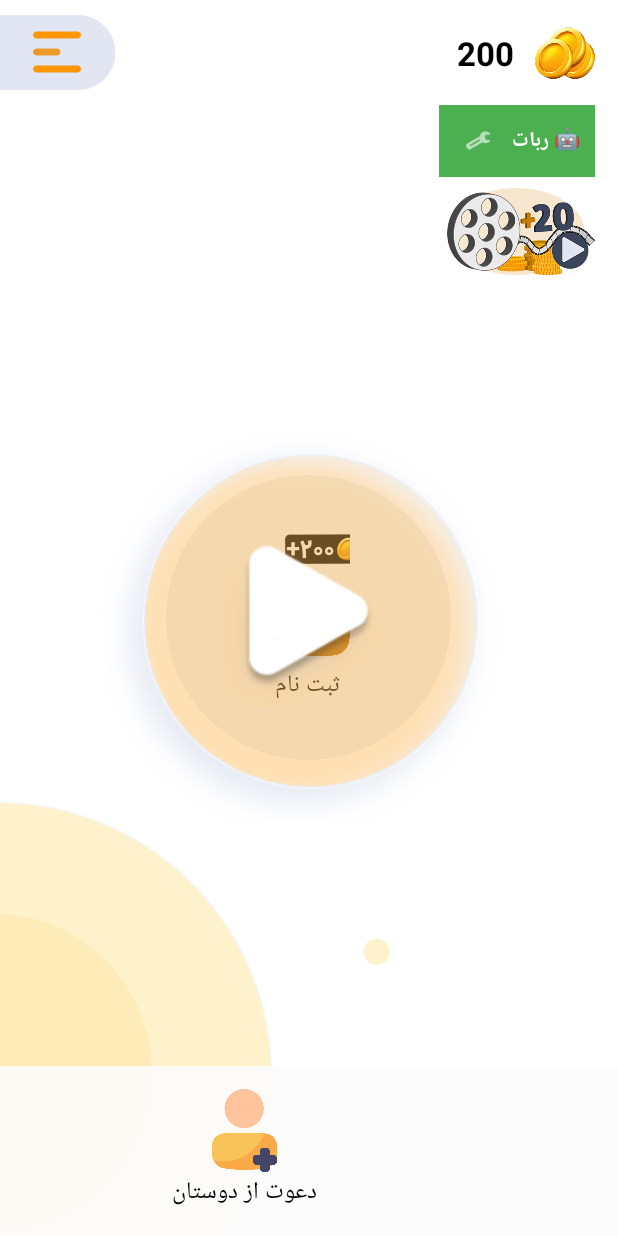
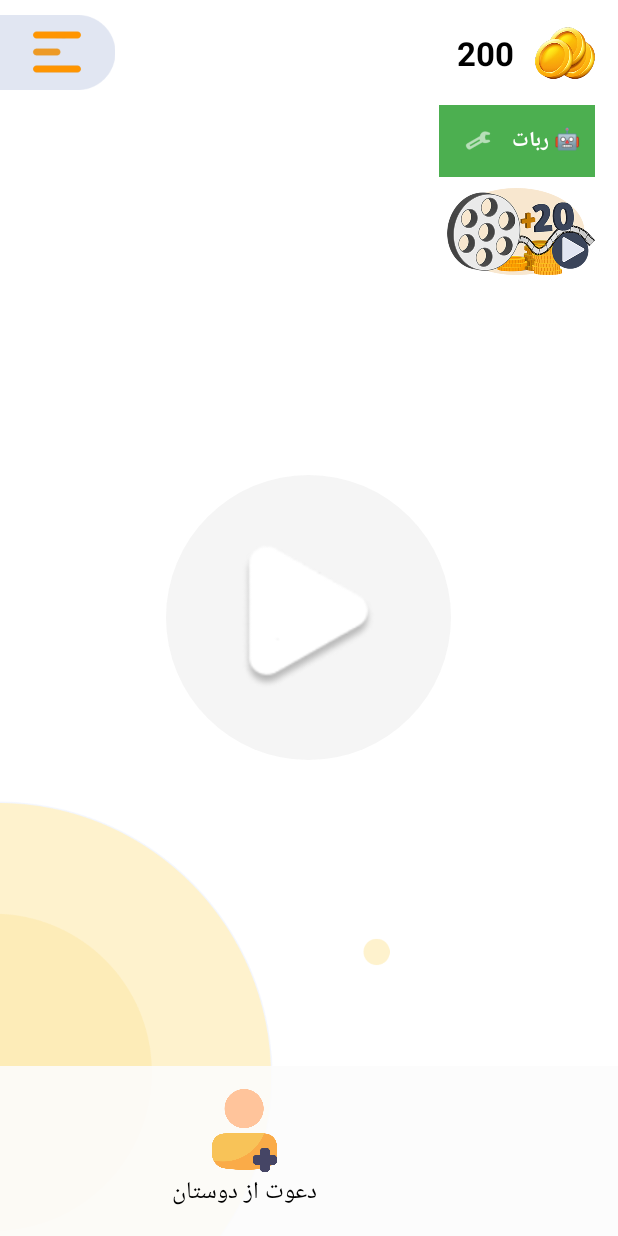
Before and after one commit to MahdiarJahangiry/Jomlak, an Android app: the layout activity_main.xml on its own in the app's theme, with its tools: preview values and no code run, on a phone screen of 412 x 824 dp. Run offline under Robolectric (Android 15) with nearby library versions, the phone set to English and light mode, and no system bars.

Commit message:
Fixed But Not Working Buttons

```diff
--- a/app/src/main/java/com/game/education/activity/Bases.java
+++ b/app/src/main/java/com/game/education/activity/Bases.java
@@ -84,7 +84,7 @@ public class Bases extends AppCompatActivity {
     {
         Retrofit retrofit = RetrofitClient.getRetrofitInstance();
         ApiInterface apiInterface = retrofit.create(ApiInterface.class);
-        Call<ServerData.levels> call = apiInterface.bases_with_token(App.Token + prefs.GetToken(), prefs.GetLang(), id);
+       Call<ServerData.levels> call = apiInterface.bases(id, prefs.GetLang());
         Callback<ServerData.levels> callback = new Callback<ServerData.levels>() {
             @Override
             public void onResponse(Call<ServerData.levels> call, Response<ServerData.levels> response) {
--- a/app/src/main/java/com/game/education/activity/Categories.java
+++ b/app/src/main/java/com/game/education/activity/Categories.java
@@ -84,7 +84,7 @@ public class Categories extends AppCompatActivity {
     {
         Retrofit retrofit = RetrofitClient.getRetrofitInstance();
         ApiInterface apiInterface = retrofit.create(ApiInterface.class);
-        Call<ServerData.levels> call = apiInterface.categories_with_token(App.Token + prefs.GetToken(), prefs.GetLang(), id);
+        Call<ServerData.levels> call = apiInterface.categories( id,prefs.GetLang());
         Callback<ServerData.levels> callback = new Callback<ServerData.levels>() {
             @Override
             public void onResponse(Call<ServerData.levels> call, Response<ServerData.levels> response) {
--- a/app/src/main/java/com/game/education/activity/Chapters.java
+++ b/app/src/main/java/com/game/education/activity/Chapters.java
@@ -184,7 +184,7 @@ public class Chapters extends AppCompatActivity {
     {
         Retrofit retrofit = RetrofitClient.getRetrofitInstance();
         ApiInterface apiInterface = retrofit.create(ApiInterface.class);
-        Call<ServerData.levels> call =apiInterface.chapters_with_token(App.Token + prefs.GetToken(), prefs.GetLang(),id);
+        Call<ServerData.levels> call =apiInterface.chapters(id, prefs.GetLang());
         Callback<ServerData.levels> callback = new Callback<ServerData.levels>() {
             @Override
             public void onResponse(Call<ServerData.levels> call, Response<ServerData.levels> response) {
--- a/app/src/main/java/com/game/education/activity/TitleBadges.java
+++ b/app/src/main/java/com/game/education/activity/TitleBadges.java
@@ -81,7 +81,7 @@ public class TitleBadges extends AppCompatActivity {
     {
         Retrofit retrofit = RetrofitClient.getRetrofitInstance();
         ApiInterface apiInterface = retrofit.create(ApiInterface.class);
-        Call<ServerData.levels> call = apiInterface.titles_with_token(App.Token + prefs.GetToken(), prefs.GetLang());
+        Call<ServerData.levels> call = apiInterface.titles( prefs.GetLang());
         Callback<ServerData.levels> callback = new Callback<ServerData.levels>() {
             @Override
             public void onResponse(Call<ServerData.levels> call, Response<ServerData.levels> response) {
--- a/app/src/main/java/com/game/education/activity/Titles.java
+++ b/app/src/main/java/com/game/education/activity/Titles.java
@@ -84,7 +84,7 @@ public class Titles extends AppCompatActivity {
     {
         Retrofit retrofit = RetrofitClient.getRetrofitInstance();
         ApiInterface apiInterface = retrofit.create(ApiInterface.class);
-        Call<ServerData.levels> call = apiInterface.titles_with_token(App.Token + prefs.GetToken(), prefs.GetLang());
+        Call<ServerData.levels> call = apiInterface.titles( prefs.GetLang());
         Callback<ServerData.levels> callback = new Callback<ServerData.levels>() {
             @Override
             public void onResponse(Call<ServerData.levels> call, Response<ServerData.levels> response) {
--- a/app/src/main/java/com/game/education/model/Menu.java
+++ b/app/src/main/java/com/game/education/model/Menu.java
@@ -240,7 +240,7 @@ public class Menu
     {
         Retrofit retrofit = RetrofitClient.getRetrofitInstance();
         ApiInterface apiInterface = retrofit.create(ApiInterface.class);
-        Call<ServerData.levels> call = apiInterface.titles_with_token(App.Token + prefs.GetToken(), prefs.GetLang());
+        Call<ServerData.levels> call = apiInterface.titles( prefs.GetLang());
         Callback<ServerData.levels> callback = new Callback<ServerData.levels>() {
             @Override
             public void onResponse(Call<ServerData.levels> call, Response<ServerData.levels> response) {
--- a/app/src/main/res/layout/activity_main.xml
+++ b/app/src/main/res/layout/activity_main.xml
@@ -65,57 +65,13 @@
             android:layout_marginStart="6dp" />
     </LinearLayout>
 
-    <!-- دکمه ثبت‌نام -->
-    <LinearLayout
-        android:id="@+id/li_register"
-        android:layout_width="wrap_content"
-        android:layout_height="wrap_content"
-        android:layout_centerInParent="true"
-        android:gravity="center"
-        android:orientation="vertical">
 
-        <ImageView
-            android:id="@+id/img_co"
-            android:layout_width="65dp"
-            android:layout_height="25dp"
-            android:layout_marginBottom="10dp"
-            android:layout_marginEnd="-15dp"
-            android:src="@drawable/seke_200"
-            tools:ignore="ContentDescription" />
-
-        <ImageView
-            android:layout_width="55dp"
-            android:layout_height="55dp"
-            android:src="@drawable/sigin_icon"
-            tools:ignore="ContentDescription" />
-
-        <RelativeLayout
-            android:layout_width="wrap_content"
-            android:layout_height="wrap_content">
-
-            <TextView
-                android:id="@+id/txt_register"
-                android:layout_width="wrap_content"
-                android:layout_height="wrap_content"
-                android:gravity="center"
-                android:text="@string/register_main"
-                android:textColor="@color/black"
-                android:textSize="16sp" />
-        </RelativeLayout>
-    </LinearLayout>
 
     <!-- دکمه پخش (مرکز صفحه) -->
     <RelativeLayout
         android:layout_width="wrap_content"
         android:layout_height="wrap_content"
         android:layout_centerInParent="true">
-
-        <ImageView
-            android:layout_width="wrap_content"
-            android:layout_height="wrap_content"
-            android:layout_centerInParent="true"
-            android:src="@drawable/newplay1"
-            tools:ignore="ContentDescription" />
 
         <TextView
             android:layout_width="190dp"
@@ -128,6 +84,8 @@
             android:layout_width="130dp"
             android:layout_height="130dp"
             android:layout_centerInParent="true"
+            android:clickable="true"
+            android:focusable="true"
             android:src="@drawable/seyfplay1"
             tools:ignore="ContentDescription" />
     </RelativeLayout>
```
Also changed, not shown: app/src/main/java/com/game/education/activity/Game.java (+77 -90 lines), app/src/main/java/com/game/education/activity/Main.java (+26 -24 lines), app/src/main/java/com/game/education/api/ApiInterface.java (+82 -86 lines), app/src/main/res/layout/content_register.xml (+25 -22 lines).
